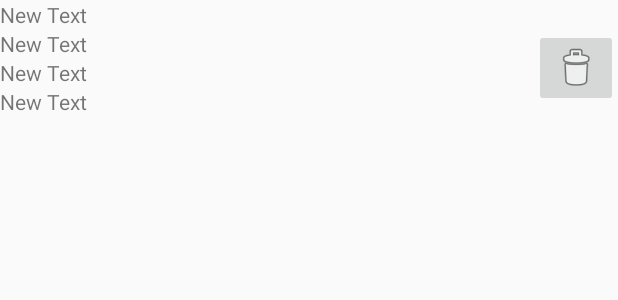
After one commit to Oliver1123/L19_Notification, an Android app: the layout notification_item.xml on its own in the app's theme, with its tools: preview values and no code run, on a phone screen of 412 x 824 dp. The commit adds this screen. Shown: the top 300 px of the screen. Run offline under Robolectric (Android 15) with nearby library versions, the phone set to English and light mode, and no system bars.

Commit message:
MyEntry<>  change to Pair<> Add RecyclerView

```diff
--- a/app/build.gradle
+++ b/app/build.gradle
@@ -21,6 +21,7 @@ android {
 
 dependencies {
     compile fileTree(dir: 'libs', include: ['*.jar'])
+    compile 'com.android.support:recyclerview-v7:22.0.+'
     compile 'com.android.support:appcompat-v7:22.2.1'
     compile "com.google.android.gms:play-services:7.5.+"
 }
--- a/app/src/main/java/com/example/oliver/l19_notification/MyGcmListenerService.java
+++ b/app/src/main/java/com/example/oliver/l19_notification/MyGcmListenerService.java
@@ -35,7 +35,6 @@ public class MyGcmListenerService extends GcmListenerService {
                 .setContentText(message)
                 .setTicker(tickerText)
                 .setAutoCancel(true);
-        Notification notification = builder.build();
 
         Log.d(Constants.TAG, "contentText: " + builder.mContentText);
         Log.d(Constants.TAG, "title: " + builder.mContentTitle);
--- /dev/null
+++ b/app/src/main/res/layout/notification_item.xml
@@ -0,0 +1,51 @@
+<?xml version="1.0" encoding="utf-8"?>
+<RelativeLayout xmlns:android="http://schemas.android.com/apk/res/android"
+    android:layout_width="match_parent"
+    android:layout_height="wrap_content">
+
+    <TextView
+        android:layout_width="wrap_content"
+        android:layout_height="wrap_content"
+        android:text="New Text"
+        android:id="@+id/tvTitle_NI"
+        android:layout_alignParentTop="true"
+        android:layout_alignParentLeft="true"
+        android:layout_alignParentStart="true" />
+
+    <TextView
+        android:layout_width="wrap_content"
+        android:layout_height="wrap_content"
+        android:text="New Text"
+        android:id="@+id/tvSubTitle_NI"
+        android:layout_below="@+id/tvTitle_NI"
+        android:layout_alignParentLeft="true"
+        android:layout_alignParentStart="true" />
+
+    <TextView
+        android:layout_width="wrap_content"
+        android:layout_height="wrap_content"
+        android:text="New Text"
+        android:id="@+id/tvText_NI"
+        android:layout_below="@+id/tvSubTitle_NI"
+        android:layout_alignParentLeft="true"
+        android:layout_alignParentStart="true" />
+
+    <TextView
+        android:layout_width="wrap_content"
+        android:layout_height="wrap_content"
+        android:text="New Text"
+        android:id="@+id/tvTicket_NI"
+        android:layout_below="@+id/tvText_NI"
+        android:layout_alignParentLeft="true"
+        android:layout_alignParentStart="true" />
+
+    <ImageButton
+        android:layout_width="wrap_content"
+        android:layout_height="wrap_content"
+        android:id="@+id/ibDelete"
+        android:layout_alignTop="@+id/tvSubTitle_NI"
+        android:layout_alignParentRight="true"
+        android:layout_alignParentEnd="true"
+        android:layout_centerVertical="true"
+        android:src="@android:drawable/ic_menu_delete"/>
+</RelativeLayout>
--- a/app/src/main/res/values/dimens.xml
+++ b/app/src/main/res/values/dimens.xml
@@ -2,4 +2,5 @@
     <!-- Default screen margins, per the Android Design guidelines. -->
     <dimen name="activity_horizontal_margin">16dp</dimen>
     <dimen name="activity_vertical_margin">16dp</dimen>
+    <dimen name="layout_padding">8dp</dimen>
 </resources>
--- a/app/src/main/res/values/strings.xml
+++ b/app/src/main/res/values/strings.xml
@@ -3,7 +3,6 @@
 
     <string name="hello_world">Hello world!</string>
     <string name="action_settings">Settings</string>
-
     <!--Server API Key-->
     <!--AIzaSyApcpd97mGVCy7ejt4KjIzyiBVT7bi-2ec-->
     <!--Sender ID-->
```
Also changed, not shown: app/src/main/java/com/example/oliver/l19_notification/Adapters/NotificationAdapter.java (added, +103 -0 lines), app/src/main/java/com/example/oliver/l19_notification/Custom/MyEntry.java (deleted, +0 -40 lines), app/src/main/java/com/example/oliver/l19_notification/DB/NotificationDBQueryHelper.java (+17 -17 lines), app/src/main/java/com/example/oliver/l19_notification/Fragments/NotifListFragment.java (added, +72 -0 lines), app/src/main/java/com/example/oliver/l19_notification/NotificationActionListener.java (added, +8 -0 lines), app/src/main/res/layout/fragment_notif_list.xml (added, +24 -0 lines), app/src/main/res/values/colors.xml (added, +11 -0 lines), 1 other file.
